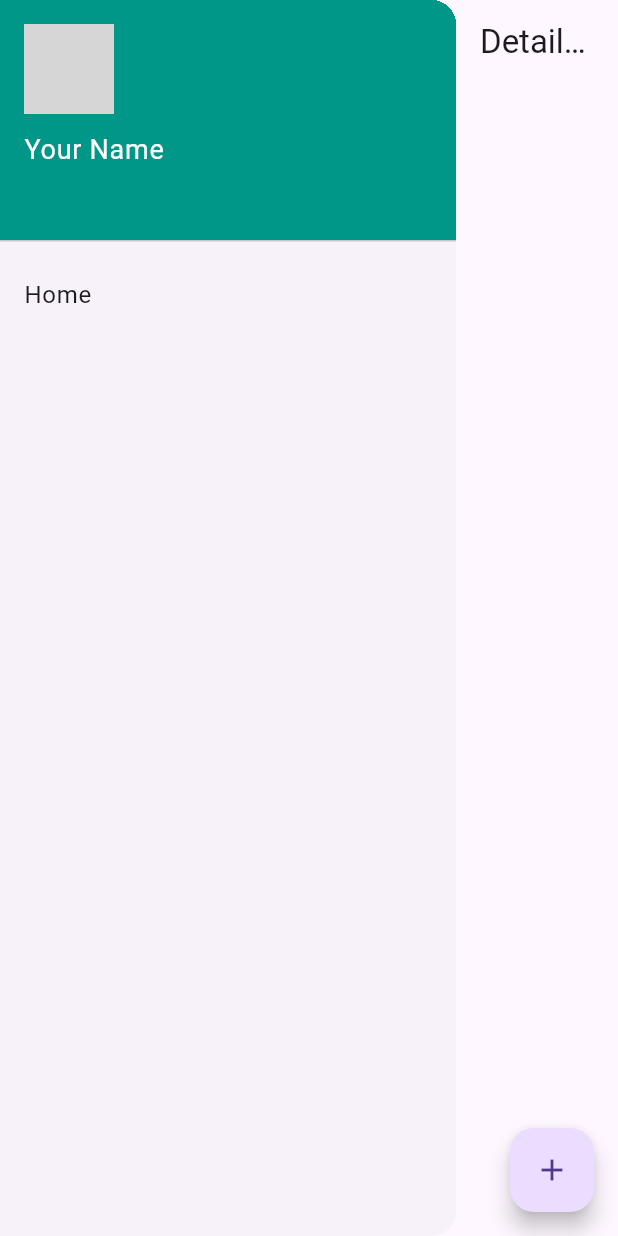
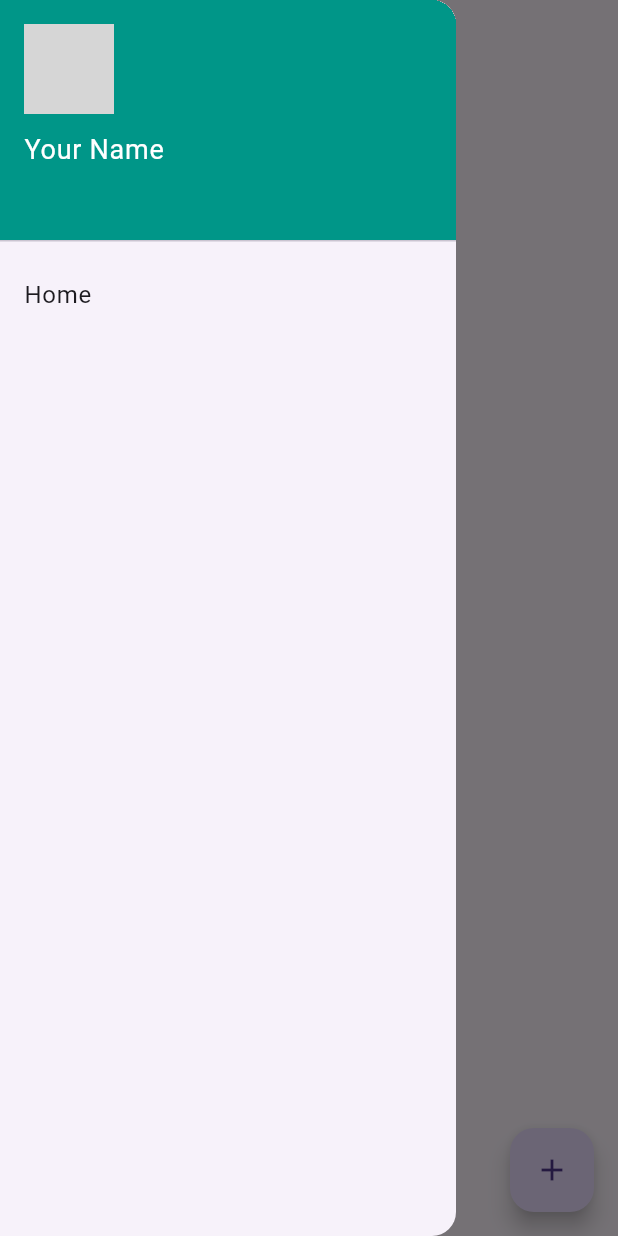
Before and after one commit to fikrihaikall/student, a Flutter app: the screen it shows after launch, with the side drawer open (before the commit the screen has no drawer), on a phone screen of 412 x 824 dp. Run offline on Flutter 3.47's test engine with Material 3 defaults, Android fonts, the phone set to English and light mode, and no system bars; our stand-ins replace rxdart; network calls fail; grey boxes are pictures that could not be loaded.

Commit message:
add sidebar

```diff
--- a/lib/main.dart
+++ b/lib/main.dart
@@ -24,21 +24,36 @@ class MyApp extends StatelessWidget {
   }
 }
 
-class SidebarLayout extends StatelessWidget {
+class SidebarLayout extends StatefulWidget {
   final Widget currentScreen;
 
   const SidebarLayout({Key? key, required this.currentScreen}) : super(key: key);
 
   @override
+  _SidebarLayoutState createState() => _SidebarLayoutState();
+}
+
+class _SidebarLayoutState extends State<SidebarLayout> {
+  final GlobalKey<ScaffoldState> _scaffoldKey = GlobalKey<ScaffoldState>();
+
+  @override
   Widget build(BuildContext context) {
     return Scaffold(
-      body: Row(
-        children: [
-          Drawer(
+      key: _scaffoldKey,
+      appBar: AppBar(
+        title: const Text('Detail data mahasiswa'),
+        leading: IconButton(
+          icon: const Icon(Icons.menu),
+          onPressed: () {
+            _scaffoldKey.currentState!.openDrawer();
+          },
+        ),
+      ),
+      drawer: Drawer(
         child: ListView(
           children: [
             DrawerHeader(
-                  decoration: BoxDecoration(
+              decoration: const BoxDecoration(
                 color: Colors.teal,
               ),
               child: Column(
@@ -64,8 +79,7 @@ class SidebarLayout extends StatelessWidget {
             ListTile(
               title: const Text('Home'),
               onTap: () {
-                    Navigator.pop(context); // Close the drawer
-                    // Navigate to the home screen (StudentDetails)
+                Navigator.pop(context);
                 Navigator.push(
                   context,
                   MaterialPageRoute(
@@ -74,15 +88,11 @@ class SidebarLayout extends StatelessWidget {
                 );
               },
             ),
-                // Add more ListTile items for other screens or functionalities
+            // Tambahkan lebih banyak item ListTile untuk layar atau fungsionalitas lainnya
           ],
         ),
       ),
-          Expanded(
-            child: currentScreen,
-          ),
-        ],
-      ),
+      body: widget.currentScreen,
     );
   }
 }
```
Lines whose indentation alone changed are shown as unchanged.
